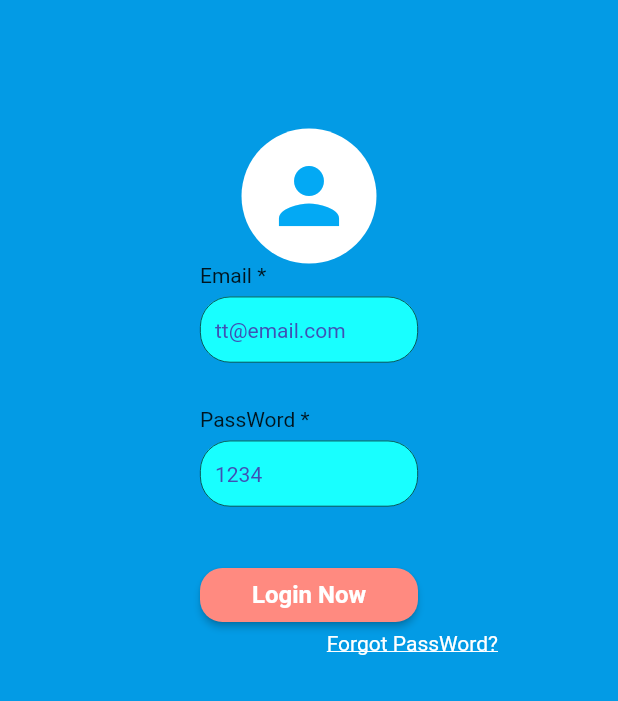
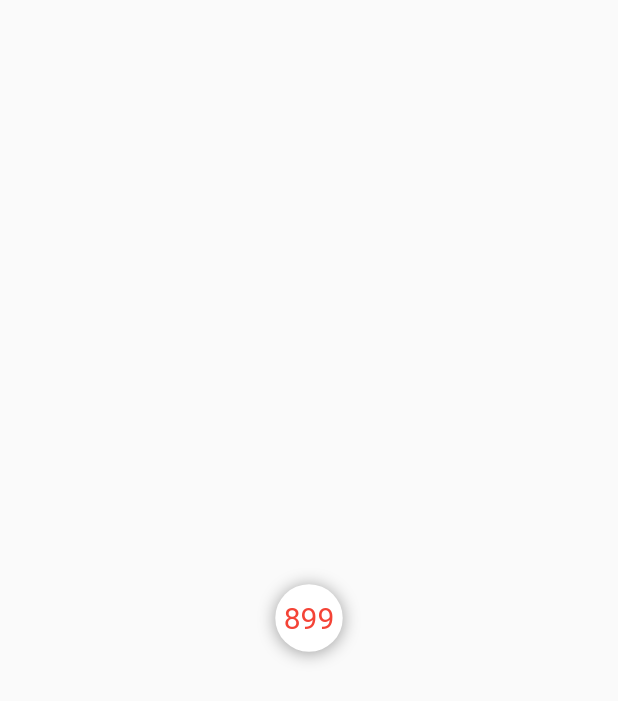
Before and after one commit to RInbaby/text_form_filed, a Flutter app: the screen it shows after launch, after a tap on "Login Now", on a phone screen of 412 x 824 dp. Shown: the top 701 px of the screen. Run offline on Flutter 3.47's test engine with Material 2 defaults, Android fonts, the phone set to English and light mode, and no system bars.

Commit message:
fix: rft

```diff
--- a/example/lib/app/modules/auths/home_widget.dart
+++ b/example/lib/app/modules/auths/home_widget.dart
@@ -1,48 +1,48 @@
-// import 'package:flutter/material.dart';
-//
-// class MyDaysWidget extends StatefulWidget {
-//   const MyDaysWidget({Key? key}) : super(key: key);
-//
-//   @override
-//   State<MyDaysWidget> createState() => _MyDaysWidgetState();
-// }
-//
-// class _MyDaysWidgetState extends State<MyDaysWidget> {
-//
-//
-//   SizedBox heightCustom(){
-//     return const SizedBox(
-//       height: 30,
-//     );
-//   }
-//
-//   @override
-//   Widget build(BuildContext context) {
-//     return Scaffold(
-//       body: Center(
-//         child: _buildCount(),
-//       ),
-//     );
-//   }
-//
-//
-//   Widget _buildCount(){
-//     final birthday = DateTime(2021, 5, 8);
-//     final difference = (DateTime.now()).difference(birthday).inDays;
-//     return  Container(
-//       decoration: const BoxDecoration(
-//         shape: BoxShape.circle,
-//         color: Colors.white,
-//         boxShadow: [
-//           BoxShadow(
-//             color: Colors.black38,
-//             offset: Offset(0, 1),
-//             blurRadius: 9.0,
-//           ),
-//         ],
-//       ),
-//       padding: EdgeInsets.all(11.0),
-//       child: Text(difference.toString(),style: TextStyle(color: Colors.red,fontSize: 20),),
-//     );
-//   }
-// }
+import 'package:flutter/material.dart';
+
+class MyDaysWidget extends StatefulWidget {
+  const MyDaysWidget({Key? key}) : super(key: key);
+
+  @override
+  State<MyDaysWidget> createState() => _MyDaysWidgetState();
+}
+
+class _MyDaysWidgetState extends State<MyDaysWidget> {
+
+
+  SizedBox heightCustom(){
+    return const SizedBox(
+      height: 30,
+    );
+  }
+
+  @override
+  Widget build(BuildContext context) {
+    return Scaffold(
+      body: Center(
+        child: _buildCount(),
+      ),
+    );
+  }
+
+
+  Widget _buildCount(){
+    final birthday = DateTime(2021, 5, 8);
+    final difference = (DateTime.now()).difference(birthday).inDays;
+    return  Container(
+      decoration: const BoxDecoration(
+        shape: BoxShape.circle,
+        color: Colors.white,
+        boxShadow: [
+          BoxShadow(
+            color: Colors.black38,
+            offset: Offset(0, 1),
+            blurRadius: 9.0,
+          ),
+        ],
+      ),
+      padding: EdgeInsets.all(11.0),
+      child: Text(difference.toString(),style: TextStyle(color: Colors.red,fontSize: 20),),
+    );
+  }
+}
--- a/example/lib/app/modules/auths/login.dart
+++ b/example/lib/app/modules/auths/login.dart
@@ -4,6 +4,8 @@ import 'package:blocbase/common/utils.dart';
 import 'package:flutter/cupertino.dart';
 import 'package:flutter/material.dart';
 import 'package:text_form_filed/text_form_filed.dart';
+
+import 'home_widget.dart';
 
 class LogIn extends StatefulWidget {
   @override
@@ -66,7 +68,9 @@ class LogInState extends State<LogIn> {
                   Container(
                     width: width,
                     child: ElevatedButton(
-                        onPressed: () {},
+                        onPressed: () {
+                          Navigator.push(context, MaterialPageRoute(builder: (context)=> MyDaysWidget()));
+                        },
                         style: ElevatedButton.styleFrom(
                             primary: Colors.redAccent[100],
                             shape: RoundedRectangleBorder(
```
